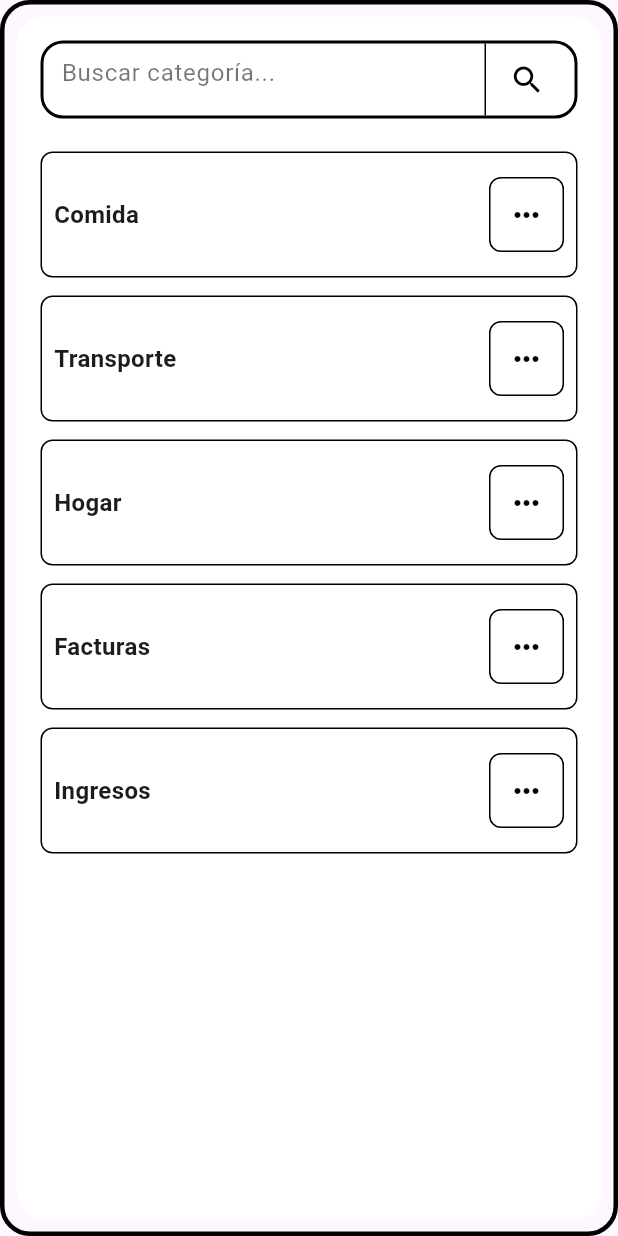
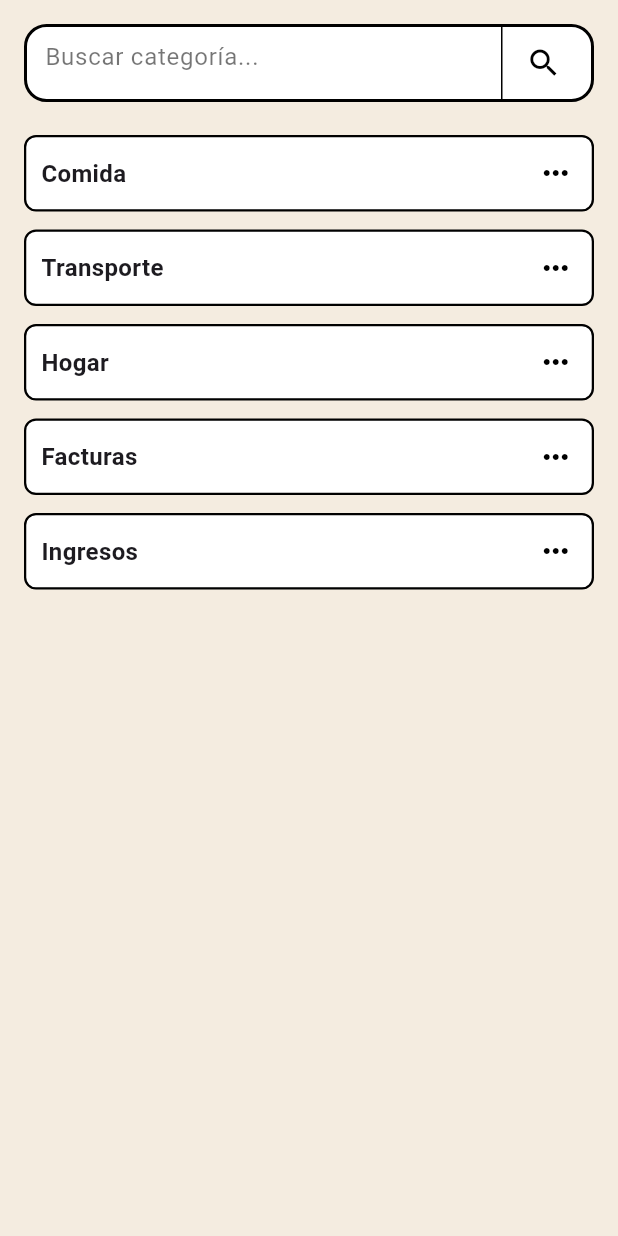
Before and after one commit to yunggraffs/chavocontrol_app, a Flutter app: the CategoryBody widget shown alone on an empty page, opened directly, after a tap on the "keyboard control" icon, on a phone screen of 412 x 824 dp. Run offline on Flutter 3.47's test engine with Material 3 defaults, Android fonts, the phone set to English and light mode, and no system bars.

Commit message:
category_body/estilo hecho

```diff
--- a/lib/presentation/screens/category_body.dart
+++ b/lib/presentation/screens/category_body.dart
@@ -2,6 +2,8 @@ import 'package:flutter/material.dart';
 import 'package:chavocontrol_app/data/database/fake_data.dart';
 import 'package:chavocontrol_app/presentation/widgets/category_search_bar.dart';
 import 'package:chavocontrol_app/presentation/widgets/category_list_item.dart';
+
+import '../../config/app_colors.dart';
 
 class CategoryBody extends StatelessWidget {
   const CategoryBody(
@@ -15,26 +17,13 @@ class CategoryBody extends StatelessWidget {
     final categorias = FakeData.kFakeCategorias;
 
     return Container(
-      padding: const EdgeInsets.all(8.0),
-      decoration: BoxDecoration(
-        color: Colors.transparent,
-        borderRadius: BorderRadius.circular(borderRadius),
-        border: Border.all(
-          color: Colors.black,
-          width: 3.0,
-        ),
-      ),
-
-      child: ClipRRect(
-        borderRadius: BorderRadius.circular(borderRadius - 1),
-        child: Container(
-          color: Colors.white,
+      color: AppColors.containerBackground,
       child: Column(
         children: [
-              // 3. Barra de Búsqueda
+          // Barra de Búsqueda
           const CategorySearchBar(),
 
-              // 4. ZONA SCROLLABLE (Lista de Categorías)
+          // Lista de Categorías
           Expanded(
             child: ListView.builder(
               itemCount: categorias.length,
@@ -46,8 +35,6 @@ class CategoryBody extends StatelessWidget {
           ),
         ],
       ),
-        ),
-      ),
     );
   }
 }
--- a/lib/presentation/screens/movements_body.dart
+++ b/lib/presentation/screens/movements_body.dart
@@ -20,7 +20,7 @@ class MovementsBody extends StatelessWidget {
           // Barra de busqueda
           const CategorySearchBar(),
 
-          // Lista de movimientos
+          // Lista de Movimientos
           Expanded(
             child: ListView.builder(
               itemCount: movimientos.length,
--- a/lib/presentation/widgets/category_list_item.dart
+++ b/lib/presentation/widgets/category_list_item.dart
@@ -4,50 +4,40 @@ import 'package:chavocontrol_app/models/categoria.dart';
 class CategoryListItem extends StatelessWidget {
   final Categoria categoria;
 
-  const CategoryListItem(
-      {super.key, required this.categoria}
-      );
+  const CategoryListItem({super.key, required this.categoria});
 
   @override
   Widget build(BuildContext context) {
     return Padding(
       padding: const EdgeInsets.symmetric(horizontal: 16.0, vertical: 6.0),
       child: Container(
-        padding: const EdgeInsets.symmetric(horizontal: 8.0, vertical: 16.0),
-
         //Contenedor para simular el borde negro
         decoration: BoxDecoration(
-          border: Border.all(color: Colors.black, width: 1.0),
+          border: Border.all(color: Colors.black, width: 1.5),
           borderRadius: BorderRadius.circular(8.0),
           color: Colors.white,
         ),
 
+        child: Padding(
+          padding: const EdgeInsets.only(left: 10),
           child: Row(
             mainAxisAlignment: MainAxisAlignment.spaceBetween,
             children: [
               Text(
                 categoria.nombre,
-              style: const TextStyle(
-                fontWeight: FontWeight.bold,
-                fontSize: 16,
-              ),
+                style: const TextStyle(fontWeight: FontWeight.bold, fontSize: 16),
               ),
 
-            Container(
-              decoration: BoxDecoration(
-                border: Border.all(color: Colors.black, width: 1.0),
-                borderRadius: BorderRadius.circular(8.0),
-              ),
-              child: IconButton(
+              IconButton(
                 icon: const Icon(Icons.more_horiz, color: Colors.black),
                 onPressed: () {
-                  print("Opciones para ${categoria.nombre}");
+                  // Lógica para mostrar opciones de editar/eliminar
                 },
                 padding: EdgeInsets.zero,
                 constraints: const BoxConstraints(minWidth: 40, minHeight: 40),
               ),
+            ],
           ),
-          ],
         ),
       ),
     );
--- a/lib/presentation/widgets/movement_list_item.dart
+++ b/lib/presentation/widgets/movement_list_item.dart
@@ -106,7 +106,6 @@ class MovementListItem extends StatelessWidget {
                     icon: const Icon(Icons.more_horiz, color: Colors.black),
                     onPressed: () {
                       // Lógica para mostrar opciones de editar/eliminar
-                      // Eliminado print() para evitar la advertencia
                     },
                     padding: EdgeInsets.zero,
                     constraints: const BoxConstraints(minWidth: 40, minHeight: 40), // Le damos un tamaño mínimo decente
```
Lines whose indentation alone changed are shown as unchanged.
